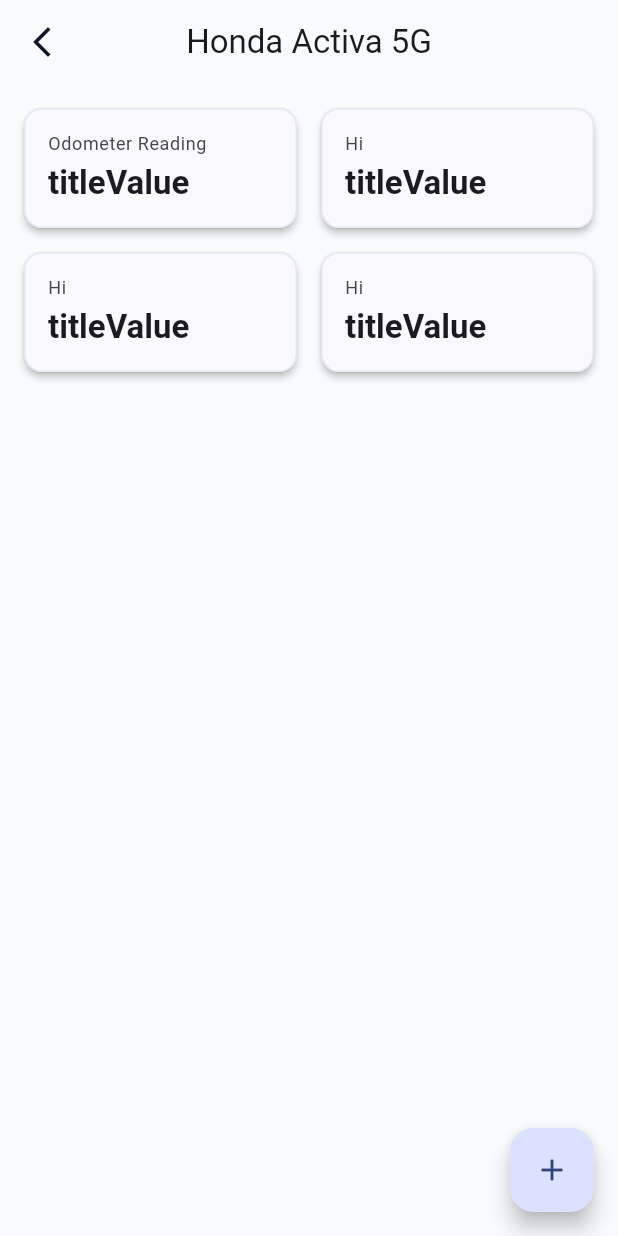
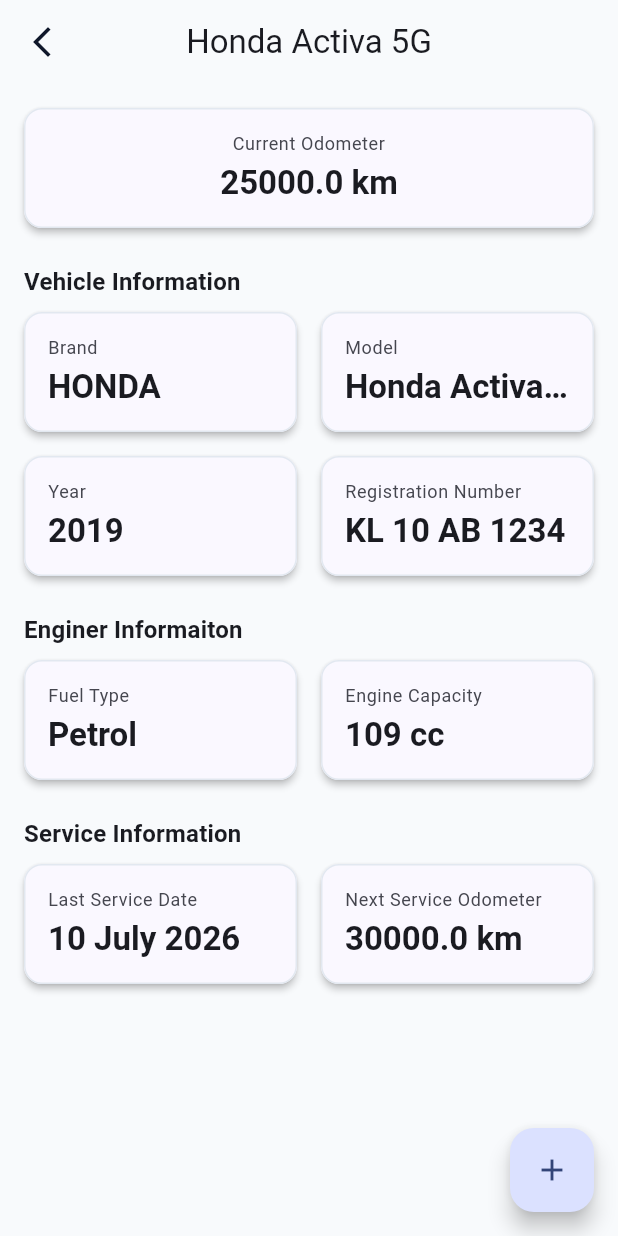
Before and after one commit to navaneethpp/odomex, a Flutter app: the screen it shows after launch, after a tap on "Honda Activa 5G", on a phone screen of 412 x 824 dp. Run offline on Flutter 3.47's test engine with Material 3 defaults, Android fonts, the phone set to English and light mode, and no system bars.

Commit message:
feat: expand vehicle model with detailed attributes and refactor details screen UI with SectionTitle and responsive alignment support

```diff
--- a/lib/data/vehicles.dart
+++ b/lib/data/vehicles.dart
@@ -5,40 +5,105 @@
 
   static const List<Vehicle> vehicles = [
     Vehicle(
-      barnd: VehicleBarnd.honda,
+      brand: VehicleBrand.honda,
       model: 'Honda Activa 5G',
       manufacturingYear: 2019,
       odometerReading: 25000,
+
+      registrationNumber: 'KL 10 AB 1234',
+      color: 'Pearl White',
+
+      fuelType: 'Petrol',
+      engineCapacity: 109,
+
+      purchaseDate: '15 March 2019',
+      lastServiceDate: '10 July 2026',
+      nextServiceOdometer: 30000,
     ),
+
     Vehicle(
-      barnd: VehicleBarnd.hero,
+      brand: VehicleBrand.hero,
       model: 'Hero Splendor Plus',
       manufacturingYear: 2018,
       odometerReading: 30000,
+
+      registrationNumber: 'KL 11 CD 5678',
+      color: 'Black',
+
+      fuelType: 'Petrol',
+      engineCapacity: 97,
+
+      purchaseDate: '22 August 2018',
+      lastServiceDate: '28 June 2026',
+      nextServiceOdometer: 35000,
     ),
+
     Vehicle(
-      barnd: VehicleBarnd.suzuki,
+      brand: VehicleBrand.suzuki,
       model: 'Suzuki Access 125',
       manufacturingYear: 2020,
       odometerReading: 20000,
+
+      registrationNumber: 'KL 07 EF 2468',
+      color: 'Metallic Blue',
+
+      fuelType: 'Petrol',
+      engineCapacity: 124,
+
+      purchaseDate: '12 January 2020',
+      lastServiceDate: '05 August 2026',
+      nextServiceOdometer: 25000,
     ),
+
     Vehicle(
-      barnd: VehicleBarnd.ktm,
+      brand: VehicleBrand.ktm,
       model: 'KTM Duke 200',
       manufacturingYear: 2022,
       odometerReading: 15000,
+
+      registrationNumber: 'KL 08 GH 1357',
+      color: 'Orange',
+
+      fuelType: 'Petrol',
+      engineCapacity: 199,
+
+      purchaseDate: '18 June 2022',
+      lastServiceDate: '20 July 2026',
+      nextServiceOdometer: 20000,
     ),
+
     Vehicle(
-      barnd: VehicleBarnd.royalEnfield,
+      brand: VehicleBrand.royalEnfield,
       model: 'Royal Enfield Classic 350',
       manufacturingYear: 2021,
       odometerReading: 28000,
+
+      registrationNumber: 'KL 13 IJ 9753',
+      color: 'Chrome Red',
+
+      fuelType: 'Petrol',
+      engineCapacity: 349,
+
+      purchaseDate: '05 November 2021',
+      lastServiceDate: '15 June 2026',
+      nextServiceOdometer: 30000,
     ),
+
     Vehicle(
-      barnd: VehicleBarnd.trimph,
+      brand: VehicleBrand.triumph,
       model: 'Triumph Street Triple',
       manufacturingYear: 2023,
       odometerReading: 10000,
+
+      registrationNumber: 'KL 14 KL 8642',
+      color: 'Matt Silver',
+
+      fuelType: 'Petrol',
+      engineCapacity: 765,
+
+      purchaseDate: '10 September 2023',
+      lastServiceDate: '01 August 2026',
+      nextServiceOdometer: 15000,
     ),
   ];
 }
--- a/lib/models/vehicle.dart
+++ b/lib/models/vehicle.dart
@@ -1,22 +1,44 @@
-enum VehicleBarnd {
+enum VehicleBrand {
   honda,
   hero,
   suzuki,
   ktm,
   royalEnfield,
-  trimph,
+  triumph,
 }
 
 class Vehicle {
   const Vehicle({
-    required this.barnd,
+    required this.brand,
     required this.model,
     required this.manufacturingYear,
     required this.odometerReading,
+    required this.registrationNumber,
+    required this.color,
+    required this.fuelType,
+    required this.engineCapacity,
+    required this.purchaseDate,
+    required this.lastServiceDate,
+    required this.nextServiceOdometer,
   });
 
-  final VehicleBarnd barnd;
+  final VehicleBrand brand;
   final String model;
   final int manufacturingYear;
+
+  // Distance
   final double odometerReading;
+
+  // Vehicle identification
+  final String registrationNumber;
+  final String color;
+
+  // Engine
+  final String fuelType;
+  final int engineCapacity;
+
+  // Service information
+  final String purchaseDate;
+  final String lastServiceDate;
+  final double nextServiceOdometer;
 }
--- a/lib/screens/VehicleDetailsScreen/vehicle_details.dart
+++ b/lib/screens/VehicleDetailsScreen/vehicle_details.dart
@@ -2,6 +2,7 @@
 import 'package:odomex/core/theme/app_sizes.dart';
 import 'package:odomex/models/vehicle.dart';
 import 'package:odomex/screens/VehicleDetailsScreen/widgets/responsive_info_card.dart';
+import 'package:odomex/screens/VehicleDetailsScreen/widgets/section_title.dart';
 import 'package:odomex/widgets/screen_container.dart';
 
 class VehicleDetailsScreen extends StatelessWidget {
@@ -24,37 +25,114 @@
       child: SingleChildScrollView(
         child: Column(
           children: [
+            ResponsiveInfoCard(
+              subtitleValue: 'Current Odometer',
+              titleValue: '${vehicle.odometerReading} km',
+              centerAlign: true,
+            ),
+
+            const SizedBox(height: AppSizes.spacingLg),
+
+            // Vehicle Information
+            const SectionTitle(
+              title: 'Vehicle Information',
+            ),
+
             Row(
               children: [
-                const Expanded(
+                Expanded(
                   child: ResponsiveInfoCard(
-                    subtitleValue: 'Odometer Reading',
-                    titleValue: 'titleValue',
+                    subtitleValue: 'Brand',
+                    titleValue: vehicle.brand.name
+                        .toUpperCase(),
                   ),
                 ),
+
                 const SizedBox(width: AppSizes.spacingLg),
-                const Expanded(
+
+                Expanded(
                   child: ResponsiveInfoCard(
-                    subtitleValue: 'Hi',
-                    titleValue: 'titleValue',
+                    subtitleValue: 'Model',
+                    titleValue: vehicle.model,
                   ),
                 ),
               ],
             ),
+
             const SizedBox(height: AppSizes.spacingLg),
+
             Row(
               children: [
-                const Expanded(
+                Expanded(
                   child: ResponsiveInfoCard(
-                    subtitleValue: 'Hi',
-                    titleValue: 'titleValue',
+                    subtitleValue: 'Year',
+                    titleValue: vehicle.manufacturingYear
+                        .toString(),
                   ),
                 ),
+
                 const SizedBox(width: AppSizes.spacingLg),
-                const Expanded(
+
+                Expanded(
                   child: ResponsiveInfoCard(
-                    subtitleValue: 'Hi',
-                    titleValue: 'titleValue',
+                    subtitleValue: 'Registration Number',
+                    titleValue: vehicle.registrationNumber,
+                  ),
+                ),
+              ],
+            ),
+
+            const SizedBox(height: AppSizes.spacingLg),
+
+            // Engine Information
+            const SectionTitle(
+              title: 'Enginer Informaiton',
+            ),
+
+            Row(
+              children: [
+                Expanded(
+                  child: ResponsiveInfoCard(
+                    subtitleValue: 'Fuel Type',
+                    titleValue: vehicle.fuelType,
+                  ),
+                ),
+
+                const SizedBox(width: AppSizes.spacingLg),
+
+                Expanded(
+                  child: ResponsiveInfoCard(
+                    subtitleValue: 'Engine Capacity',
+                    titleValue:
+                        '${vehicle.engineCapacity} cc',
+                  ),
+                ),
+              ],
+            ),
+
+            const SizedBox(height: AppSizes.spacingLg),
+
+            // Service Information
+            const SectionTitle(
+              title: 'Service Information',
+            ),
+
+            Row(
+              children: [
+                Expanded(
+                  child: ResponsiveInfoCard(
+                    subtitleValue: 'Last Service Date',
+                    titleValue: vehicle.lastServiceDate,
+                  ),
+                ),
+
+                const SizedBox(width: AppSizes.spacingLg),
+
+                Expanded(
+                  child: ResponsiveInfoCard(
+                    subtitleValue: 'Next Service Odometer',
+                    titleValue:
+                        '${vehicle.nextServiceOdometer} km',
                   ),
                 ),
               ],
@@ -65,6 +143,3 @@
     );
   }
 }
-
-/// TODO:
-/// 1. Completing the UI.
--- a/lib/screens/VehicleDetailsScreen/widgets/responsive_info_card.dart
+++ b/lib/screens/VehicleDetailsScreen/widgets/responsive_info_card.dart
@@ -6,6 +6,7 @@
   final String titleValue;
   final IconData? icon;
   final Color? backgroundColor;
+  final bool centerAlign; // NEW
 
   const ResponsiveInfoCard({
     super.key,
@@ -13,12 +14,21 @@
     required this.titleValue,
     this.icon,
     this.backgroundColor,
+    this.centerAlign =
+        false, // NEW — defaults to current left-aligned look
   });
 
   @override
   Widget build(BuildContext context) {
     final theme = Theme.of(context);
     final colorScheme = theme.colorScheme;
+
+    final crossAxisAlignment = centerAlign
+        ? CrossAxisAlignment.center
+        : CrossAxisAlignment.start;
+    final textAlign = centerAlign
+        ? TextAlign.center
+        : TextAlign.start;
 
     return SizedBox(
       width: double.infinity,
@@ -28,7 +38,7 @@
         child: Padding(
           padding: const EdgeInsets.all(AppSizes.paddingLg),
           child: Column(
-            crossAxisAlignment: CrossAxisAlignment.start,
+            crossAxisAlignment: crossAxisAlignment,
             mainAxisSize: MainAxisSize.min,
             children: [
               if (icon != null) ...[
@@ -42,6 +52,7 @@
 
               Text(
                 subtitleValue,
+                textAlign: textAlign,
                 style: theme.textTheme.bodySmall?.copyWith(
                   color: colorScheme.onSurfaceVariant,
                   fontWeight: FontWeight.w400,
@@ -54,6 +65,7 @@
 
               Text(
                 titleValue,
+                textAlign: textAlign,
                 style: theme.textTheme.titleLarge?.copyWith(
                   color: colorScheme.onSurface,
                   fontWeight: FontWeight.w700,
--- /dev/null
+++ b/lib/screens/VehicleDetailsScreen/widgets/section_title.dart
@@ -0,0 +1,62 @@
+import 'package:flutter/material.dart';
+import 'package:odomex/core/theme/app_sizes.dart';
+
+class SectionTitle extends StatelessWidget {
+  final String title;
+  final Widget? trailing;
+  final EdgeInsetsGeometry? padding;
+
+  const SectionTitle({
+    super.key,
+    required this.title,
+    this.trailing,
+    this.padding,
+  });
+
+  @override
+  Widget build(BuildContext context) {
+    final theme = Theme.of(context);
+    final colorScheme = theme.colorScheme;
+
+    return Padding(
+      padding:
+          padding ??
+          const EdgeInsets.symmetric(
+            vertical: AppSizes.spacingSm,
+          ),
+      child: Row(
+        mainAxisAlignment: MainAxisAlignment.spaceBetween,
+        children: [
+          Expanded(
+            child: Text(
+              title,
+              style: theme.textTheme.titleMedium?.copyWith(
+                color: colorScheme.onSurface,
+                fontWeight: FontWeight.w700,
+              ),
+              maxLines: 1,
+              overflow: TextOverflow.ellipsis,
+            ),
+          ),
+          if (trailing != null) trailing!,
+        ],
+      ),
+    );
+  }
+}
+
+// ---------------------------------------------------------------
+// USAGE EXAMPLE
+// ---------------------------------------------------------------
+//
+// Plain:
+//   const SectionTitle(title: 'Vehicle Info')
+//
+// With a trailing action:
+//   SectionTitle(
+//     title: 'Recent Trips',
+//     trailing: TextButton(
+//       onPressed: () {},
+//       child: const Text('See all'),
+//     ),
+//   )
```
